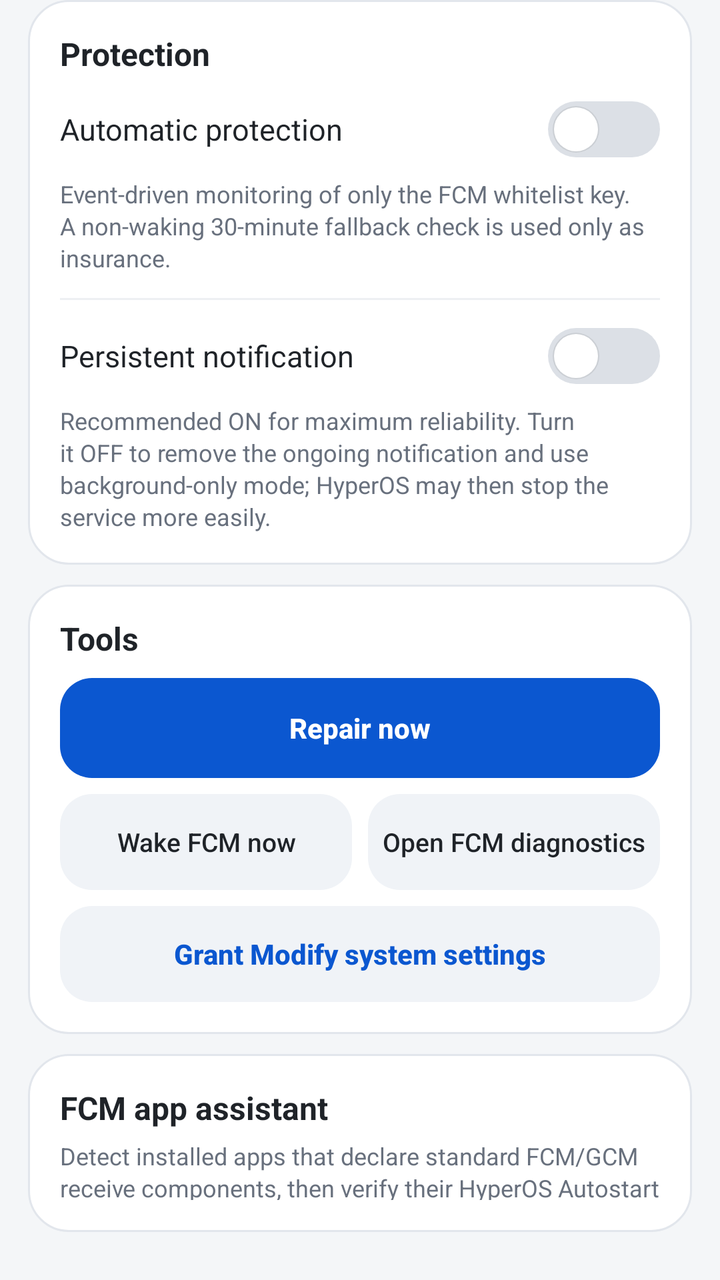
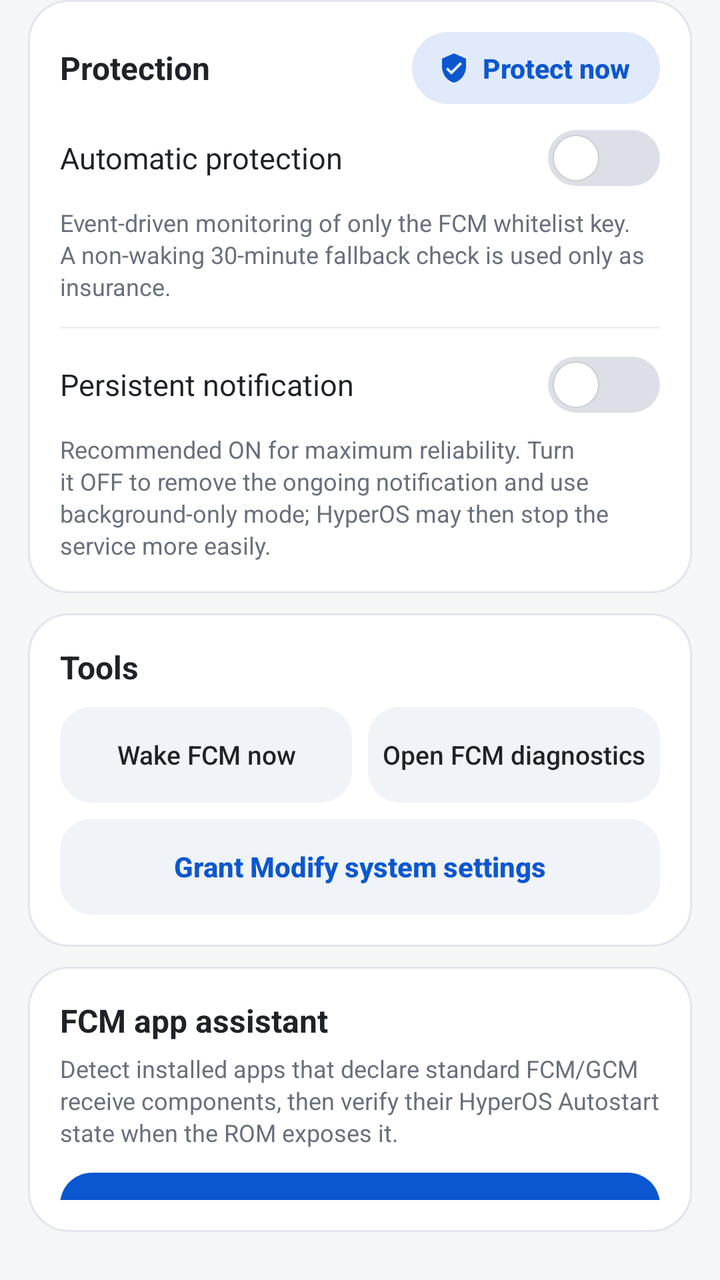

The first picture is an Android layout as it rendered before a commit; the second is the same layout after the commit. The layout source and the unified diff follow.
<!-- AndroidManifest.xml: application theme AppTheme -->
<!-- res/layout/dashboard_scroll_content.xml -->
<?xml version="1.0" encoding="utf-8"?>
<LinearLayout xmlns:android="http://schemas.android.com/apk/res/android"
    android:id="@+id/contentRoot"
    android:layout_width="match_parent"
    android:layout_height="wrap_content"
    android:orientation="vertical"
    android:paddingLeft="@dimen/page_horizontal_padding"
    android:paddingTop="0dp"
    android:paddingRight="@dimen/page_horizontal_padding"
    android:paddingBottom="@dimen/content_bottom_padding">

    <LinearLayout
        android:layout_width="match_parent"
        android:layout_height="wrap_content"
        android:orientation="vertical"
        android:background="@drawable/card_bg">
        <TextView android:layout_width="wrap_content" android:layout_height="wrap_content" android:text="@string/protection_title" android:textColor="?attr/pal_text_primary" android:textSize="16sp" android:textStyle="bold" android:paddingBottom="3dp" />
        <Switch android:id="@+id/protectionSwitch" android:layout_width="match_parent" android:layout_height="48dp" android:text="@string/automatic_protection" android:textColor="?attr/pal_text_primary" android:textSize="15sp" />
        <TextView android:layout_width="match_parent" android:layout_height="wrap_content" android:text="@string/automatic_protection_summary" android:textColor="?attr/pal_text_secondary" android:textSize="12sp" android:lineSpacingExtra="2dp" />
        <View android:layout_width="match_parent" android:layout_height="1dp" android:background="?attr/pal_divider" android:layout_marginTop="12dp" android:layout_marginBottom="4dp" />
        <Switch android:id="@+id/notificationSwitch" android:layout_width="match_parent" android:layout_height="48dp" android:text="@string/persistent_notification" android:textColor="?attr/pal_text_primary" android:textSize="15sp" />
        <TextView android:layout_width="match_parent" android:layout_height="wrap_content" android:text="@string/persistent_notification_summary" android:textColor="?attr/pal_text_secondary" android:textSize="12sp" android:lineSpacingExtra="2dp" />
    </LinearLayout>

    <LinearLayout
        android:layout_width="match_parent"
        android:layout_height="wrap_content"
        android:orientation="vertical"
        android:background="@drawable/card_bg"
        android:layout_marginTop="@dimen/card_gap">
        <TextView android:layout_width="wrap_content" android:layout_height="wrap_content" android:text="@string/actions_title" android:textColor="?attr/pal_text_primary" android:textSize="16sp" android:textStyle="bold" android:paddingBottom="9dp" />
        <Button android:id="@+id/repairBtn" android:layout_width="match_parent" android:layout_height="50dp" android:text="@string/repair_now" android:textAllCaps="false" android:textColor="@android:color/white" android:textStyle="bold" android:background="@drawable/primary_button_bg" android:elevation="0dp" android:stateListAnimator="@null" />
        <LinearLayout android:layout_width="match_parent" android:layout_height="wrap_content" android:orientation="horizontal" android:layout_marginTop="8dp">
            <Button android:id="@+id/wakeBtn" android:layout_width="0dp" android:layout_height="48dp" android:layout_weight="1" android:text="@string/wake_fcm" android:textAllCaps="false" android:textColor="?attr/pal_text_primary" android:textSize="13sp" android:background="@drawable/secondary_button_bg" android:elevation="0dp" android:stateListAnimator="@null" />
            <Space android:layout_width="8dp" android:layout_height="1dp" />
            <Button android:id="@+id/diagBtn" android:layout_width="0dp" android:layout_height="48dp" android:layout_weight="1" android:text="@string/open_fcm_diag" android:textAllCaps="false" android:textColor="?attr/pal_text_primary" android:textSize="13sp" android:background="@drawable/secondary_button_bg" android:elevation="0dp" android:stateListAnimator="@null" />
        </LinearLayout>
        <Button android:id="@+id/permissionBtn" android:layout_width="match_parent" android:layout_height="48dp" android:layout_marginTop="8dp" android:text="@string/grant_modify" android:textAllCaps="false" android:textColor="?attr/pal_blue" android:textStyle="bold" android:background="@drawable/secondary_button_bg" android:elevation="0dp" android:stateListAnimator="@null" />
    </LinearLayout>

    <LinearLayout
        android:layout_width="match_parent"
        android:layout_height="wrap_content"
        android:orientation="vertical"
        android:background="@drawable/card_bg"
        android:layout_marginTop="@dimen/card_gap">
        <TextView android:layout_width="wrap_content" android:layout_height="wrap_content" android:text="@string/fcm_apps_title" android:textColor="?attr/pal_text_primary" android:textSize="16sp" android:textStyle="bold" />
        <TextView android:layout_width="match_parent" android:layout_height="wrap_content" android:text="@string/fcm_apps_summary" android:textColor="?attr/pal_text_secondary" android:textSize="12sp" android:lineSpacingExtra="2dp" android:paddingTop="5dp" />
        <Button android:id="@+id/scanFcmAppsBtn" android:layout_width="match_parent" android:layout_height="48dp" android:layout_marginTop="12dp" android:text="@string/scan_fcm_apps" android:textAllCaps="false" android:textColor="@android:color/white" android:textStyle="bold" android:background="@drawable/primary_button_bg" android:elevation="0dp" android:stateListAnimator="@null" />
        <Button android:id="@+id/openAutostartBtn" android:layout_width="match_parent" android:layout_height="48dp" android:layout_marginTop="8dp" android:text="@string/open_autostart_manager" android:textAllCaps="false" android:textColor="?attr/pal_text_primary" android:background="@drawable/secondary_button_bg" android:elevation="0dp" android:stateListAnimator="@null" />
        <TextView android:id="@+id/fcmAppsStatusText" android:layout_width="match_parent" android:layout_height="wrap_content" android:text="@string/fcm_apps_not_scanned" android:textColor="?attr/pal_text_secondary" android:textSize="12sp" android:paddingTop="11dp" />
        <LinearLayout android:id="@+id/fcmAppsContainer" android:layout_width="match_parent" android:layout_height="wrap_content" android:orientation="vertical" android:paddingTop="4dp" />
        <TextView android:layout_width="match_parent" android:layout_height="wrap_content" android:text="@string/fcm_detection_note" android:textColor="?attr/pal_text_secondary" android:textSize="11sp" android:lineSpacingExtra="2dp" android:paddingTop="9dp" />
    </LinearLayout>

    <LinearLayout
        android:layout_width="match_parent"
        android:layout_height="wrap_content"
        android:orientation="vertical"
        android:background="@drawable/card_bg"
        android:layout_marginTop="@dimen/card_gap">
        <TextView android:layout_width="wrap_content" android:layout_height="wrap_content" android:text="@string/advanced_title" android:textColor="?attr/pal_text_primary" android:textSize="16sp" android:textStyle="bold" android:paddingBottom="10dp" />
        <TextView android:layout_width="wrap_content" android:layout_height="wrap_content" android:text="@string/label_key" android:textColor="?attr/pal_text_secondary" android:textSize="10sp" android:textStyle="bold" />
        <EditText android:id="@+id/keyEdit" android:layout_width="match_parent" android:layout_height="48dp" android:layout_marginTop="5dp" android:singleLine="true" android:text="@string/default_key" android:textSize="14sp" android:textColor="?attr/pal_text_primary" android:background="@drawable/input_bg" android:paddingLeft="12dp" android:paddingRight="12dp" />
        <TextView android:layout_width="wrap_content" android:layout_height="wrap_content" android:text="@string/label_item" android:textColor="?attr/pal_text_secondary" android:textSize="10sp" android:textStyle="bold" android:paddingTop="10dp" />
        <EditText android:id="@+id/itemEdit" android:layout_width="match_parent" android:layout_height="48dp" android:layout_marginTop="5dp" android:singleLine="true" android:text="@string/default_required_item" android:textSize="14sp" android:textColor="?attr/pal_text_primary" android:background="@drawable/input_bg" android:paddingLeft="12dp" android:paddingRight="12dp" />
        <Button android:id="@+id/saveBtn" android:layout_width="match_parent" android:layout_height="46dp" android:layout_marginTop="10dp" android:text="@string/save_configuration" android:textAllCaps="false" android:textColor="?attr/pal_text_primary" android:background="@drawable/secondary_button_bg" android:elevation="0dp" android:stateListAnimator="@null" />
    </LinearLayout>

    <LinearLayout
        android:layout_width="match_parent"
        android:layout_height="wrap_content"
        android:orientation="vertical"
        android:background="@drawable/info_card_bg"
        android:layout_marginTop="@dimen/card_gap">
        <TextView android:layout_width="match_parent" android:layout_height="wrap_content" android:text="@string/helper_text" android:textColor="?attr/pal_text_secondary" android:textSize="12sp" android:lineSpacingExtra="2dp" />
        <TextView android:layout_width="match_parent" android:layout_height="wrap_content" android:text="@string/note_text" android:textColor="?attr/pal_text_secondary" android:textSize="12sp" android:lineSpacingExtra="2dp" android:paddingTop="7dp" />
    </LinearLayout>

    <LinearLayout
        android:layout_width="match_parent"
        android:layout_height="wrap_content"
        android:orientation="vertical"
        android:background="@drawable/card_bg"
        android:layout_marginTop="@dimen/card_gap">
        <TextView android:layout_width="wrap_content" android:layout_height="wrap_content" android:text="@string/appearance_title" android:textColor="?attr/pal_text_primary" android:textSize="16sp" android:textStyle="bold" />
        
        <RadioGroup android:id="@+id/appearanceGroup" android:layout_width="match_parent" android:layout_height="wrap_content" android:orientation="horizontal" android:gravity="center_vertical" android:layout_marginTop="10dp" android:background="@drawable/segmented_group_bg">
            <RadioButton android:id="@+id/themeSystem" android:layout_width="0dp" android:layout_height="40dp" android:layout_weight="1" android:button="@null" android:background="@drawable/segment_item_bg" android:gravity="center" android:singleLine="true" android:text="@string/theme_system" android:textSize="13sp" />
            <RadioButton android:id="@+id/themeLight" android:layout_width="0dp" android:layout_height="40dp" android:layout_weight="1" android:button="@null" android:background="@drawable/segment_item_bg" android:gravity="center" android:singleLine="true" android:text="@string/theme_light" android:textSize="13sp" />
            <RadioButton android:id="@+id/themeDark" android:layout_width="0dp" android:layout_height="40dp" android:layout_weight="1" android:button="@null" android:background="@drawable/segment_item_bg" android:gravity="center" android:singleLine="true" android:text="@string/theme_dark" android:textSize="13sp" />
        </RadioGroup>
        <View android:layout_width="match_parent" android:layout_height="1dp" android:background="?attr/pal_divider" android:layout_marginTop="12dp" android:layout_marginBottom="4dp" />
        <Switch android:id="@+id/glassSwitch" android:layout_width="match_parent" android:layout_height="48dp" android:text="@string/glass_material" android:textColor="?attr/pal_text_primary" android:textSize="15sp" />
        <TextView android:id="@+id/glassSummary" android:layout_width="match_parent" android:layout_height="wrap_content" android:text="@string/glass_material_summary" android:textColor="?attr/pal_text_secondary" android:textSize="12sp" android:lineSpacingExtra="2dp" />
    </LinearLayout>

</LinearLayout>
<!-- resources referenced by this layout -->
<resources>
  <string name="repair_now">Repair now</string>
  <style name="AppTheme" parent="android:style/Theme.Material.Light.NoActionBar">
          <item name="android:windowBackground">?attr/pal_bg</item>
          <item name="android:windowLightStatusBar">true</item>
          <item name="android:windowLightNavigationBar">true</item>
          <item name="android:statusBarColor">?attr/pal_bg</item>
          <item name="android:navigationBarColor">?attr/pal_bg</item>
          <item name="android:colorAccent">?attr/pal_blue</item>
          <item name="android:textColorPrimary">?attr/pal_text_primary</item>
          <item name="android:textColorSecondary">?attr/pal_text_secondary</item>
          <item name="android:switchStyle">@style/FcmSwitch</item>
          
          <item name="pal_bg">@color/bg</item>
          <item name="pal_surface">@color/surface</item>
          <item name="pal_surface_alt">@color/surface_alt</item>
          <item name="pal_text_primary">@color/text_primary</item>
          <item name="pal_text_secondary">@color/text_secondary</item>
          <item name="pal_blue">@color/blue</item>
          <item name="pal_green">@color/green</item>
          <item name="pal_yellow">@color/yellow</item>
          <item name="pal_red">@color/red</item>
          <item name="pal_border">@color/border</item>
          <item name="pal_chip_bg">@color/chip_bg</item>
          <item name="pal_info_bg">@color/info_bg</item>
          <item name="pal_divider">@color/divider</item>
          <item name="pal_status_value_blue_bg">@color/status_value_blue_bg</item>
          <item name="pal_status_value_green_bg">@color/status_value_green_bg</item>
          <item name="pal_status_value_yellow_bg">@color/status_value_yellow_bg</item>
          <item name="pal_status_value_red_bg">@color/status_value_red_bg</item>
          <item name="pal_status_value_purple_bg">@color/status_value_purple_bg</item>
          <item name="pal_status_value_neutral_bg">@color/status_value_neutral_bg</item>
          <item name="pal_badge_text_green">@color/badge_text_green</item>
          <item name="pal_badge_text_yellow">@color/badge_text_yellow</item>
          <item name="pal_badge_text_red">@color/badge_text_red</item>
          <item name="pal_badge_text_neutral">@color/badge_text_neutral</item>
          <item name="pal_hero_start">@color/hero_start</item>
          <item name="pal_hero_center">@color/hero_center</item>
          <item name="pal_hero_end">@color/hero_end</item>
          <item name="pal_hero_pill">@color/hero_pill</item>
          <item name="pal_floating_border">@color/floating_border</item>
          <item name="pal_primary_fill">@color/primary_fill</item>
          <item name="pal_primary_pressed">@color/primary_pressed</item>
          <item name="pal_primary_disabled">@color/primary_disabled</item>
          <item name="pal_secondary_pressed">@color/secondary_pressed</item>
          <item name="pal_glass_header">@color/glass_header</item>
          <item name="pal_glass_surface">@color/glass_surface</item>
          <item name="pal_glass_border">@color/glass_border</item>
          <item name="pal_glass_tonal">@color/glass_tonal</item>
          <item name="pal_hero_start_glass">@color/hero_start_glass</item>
          <item name="pal_hero_center_glass">@color/hero_center_glass</item>
          <item name="pal_hero_end_glass">@color/hero_end_glass</item>
          <item name="pal_ripple_on_primary">@color/ripple_on_primary</item>
          <item name="pal_ripple_neutral">@color/ripple_neutral</item>
          <item name="pal_switch_track_off">@color/switch_track_off</item>
          <item name="pal_switch_track_disabled">@color/switch_track_disabled</item>
          <item name="pal_switch_thumb">@color/switch_thumb</item>
          <item name="pal_switch_thumb_ring">@color/switch_thumb_ring</item>
          <item name="pal_segment_selected">@color/segment_selected</item>
      </style>
  <!-- unchanged entries left out for length: 88 -->
</resources>

<!-- the commit's change to res/layout/dashboard_scroll_content.xml (unified diff, before → after) -->
@@ -14,7 +14,11 @@
         android:layout_height="wrap_content"
         android:orientation="vertical"
         android:background="@drawable/card_bg">
-        <TextView android:layout_width="wrap_content" android:layout_height="wrap_content" android:text="@string/protection_title" android:textColor="?attr/pal_text_primary" android:textSize="16sp" android:textStyle="bold" android:paddingBottom="3dp" />
+        
+        <LinearLayout android:layout_width="match_parent" android:layout_height="wrap_content" android:orientation="horizontal" android:gravity="center_vertical" android:paddingBottom="3dp">
+            <TextView android:layout_width="0dp" android:layout_height="wrap_content" android:layout_weight="1" android:text="@string/protection_title" android:textColor="?attr/pal_text_primary" android:textSize="16sp" android:textStyle="bold" />
+            <Button android:id="@+id/protectNowBtn" android:layout_width="wrap_content" android:layout_height="36dp" android:layout_marginLeft="8dp" android:minWidth="0dp" android:minHeight="0dp" android:paddingLeft="13dp" android:paddingRight="15dp" android:drawableLeft="@drawable/ic_shield_check" android:drawablePadding="6dp" android:text="@string/protect_now" android:textAllCaps="false" android:textColor="?attr/pal_button_tonal_text" android:textSize="13.5sp" android:textStyle="bold" android:singleLine="true" android:background="@drawable/tonal_button_bg" android:elevation="0dp" android:stateListAnimator="@null" />
+        </LinearLayout>
         <Switch android:id="@+id/protectionSwitch" android:layout_width="match_parent" android:layout_height="48dp" android:text="@string/automatic_protection" android:textColor="?attr/pal_text_primary" android:textSize="15sp" />
         <TextView android:layout_width="match_parent" android:layout_height="wrap_content" android:text="@string/automatic_protection_summary" android:textColor="?attr/pal_text_secondary" android:textSize="12sp" android:lineSpacingExtra="2dp" />
         <View android:layout_width="match_parent" android:layout_height="1dp" android:background="?attr/pal_divider" android:layout_marginTop="12dp" android:layout_marginBottom="4dp" />
@@ -29,8 +33,7 @@
         android:background="@drawable/card_bg"
         android:layout_marginTop="@dimen/card_gap">
         <TextView android:layout_width="wrap_content" android:layout_height="wrap_content" android:text="@string/actions_title" android:textColor="?attr/pal_text_primary" android:textSize="16sp" android:textStyle="bold" android:paddingBottom="9dp" />
-        <Button android:id="@+id/repairBtn" android:layout_width="match_parent" android:layout_height="50dp" android:text="@string/repair_now" android:textAllCaps="false" android:textColor="@android:color/white" android:textStyle="bold" android:background="@drawable/primary_button_bg" android:elevation="0dp" android:stateListAnimator="@null" />
-        <LinearLayout android:layout_width="match_parent" android:layout_height="wrap_content" android:orientation="horizontal" android:layout_marginTop="8dp">
+        <LinearLayout android:layout_width="match_parent" android:layout_height="wrap_content" android:orientation="horizontal">
             <Button android:id="@+id/wakeBtn" android:layout_width="0dp" android:layout_height="48dp" android:layout_weight="1" android:text="@string/wake_fcm" android:textAllCaps="false" android:textColor="?attr/pal_text_primary" android:textSize="13sp" android:background="@drawable/secondary_button_bg" android:elevation="0dp" android:stateListAnimator="@null" />
             <Space android:layout_width="8dp" android:layout_height="1dp" />
             <Button android:id="@+id/diagBtn" android:layout_width="0dp" android:layout_height="48dp" android:layout_weight="1" android:text="@string/open_fcm_diag" android:textAllCaps="false" android:textColor="?attr/pal_text_primary" android:textSize="13sp" android:background="@drawable/secondary_button_bg" android:elevation="0dp" android:stateListAnimator="@null" />
<!-- resource entries referenced after the edit -->
@@ -1,6 +1,28 @@
 <!-- resources referenced by this layout -->
 <resources>
-  <string name="repair_now">Repair now</string>
+  <!-- drawable ic_shield_check (drawable) -->
+  <?xml version="1.0" encoding="utf-8"?>
+  <vector xmlns:android="http://schemas.android.com/apk/res/android"
+      android:width="16dp"
+      android:height="16dp"
+      android:viewportWidth="24"
+      android:viewportHeight="24">
+      <path
+          android:fillColor="?attr/pal_button_tonal_text"
+          android:pathData="M12,1L3,5v6c0,5.55 3.84,10.74 9,12 5.16,-1.26 9,-6.45 9,-12V5l-9,-4zM10,17l-4,-4 1.41,-1.41L10,14.17l6.59,-6.59L18,9l-8,8z" />
+  </vector>
+  <!-- drawable tonal_button_bg (drawable) -->
+  <?xml version="1.0" encoding="utf-8"?>
+  <ripple xmlns:android="http://schemas.android.com/apk/res/android"
+      android:color="?attr/pal_ripple_neutral">
+      <item>
+          <shape>
+              <solid android:color="?attr/pal_button_tonal" />
+              <corners android:radius="999dp" />
+          </shape>
+      </item>
+  </ripple>
+  <string name="protect_now">Protect now</string>
   <style name="AppTheme" parent="android:style/Theme.Material.Light.NoActionBar">
           <item name="android:windowBackground">?attr/pal_bg</item>
           <item name="android:windowLightStatusBar">true</item>
@@ -26,6 +48,8 @@
           <item name="pal_info_bg">@color/info_bg</item>
           <item name="pal_divider">@color/divider</item>
           <item name="pal_status_value_blue_bg">@color/status_value_blue_bg</item>
+          <item name="pal_button_tonal">@color/button_tonal</item>
+          <item name="pal_button_tonal_text">@color/button_tonal_text</item>
           <item name="pal_status_value_green_bg">@color/status_value_green_bg</item>
           <item name="pal_status_value_yellow_bg">@color/status_value_yellow_bg</item>
           <item name="pal_status_value_red_bg">@color/status_value_red_bg</item>
@@ -59,6 +83,8 @@
           <item name="pal_switch_thumb_ring">@color/switch_thumb_ring</item>
           <item name="pal_segment_selected">@color/segment_selected</item>
       </style>
+  <color name="button_tonal">#1F0B57D0</color>
+  <color name="button_tonal_text">#0B57D0</color>
   <!-- unchanged entries left out for length: 88 -->
 </resources>
 
